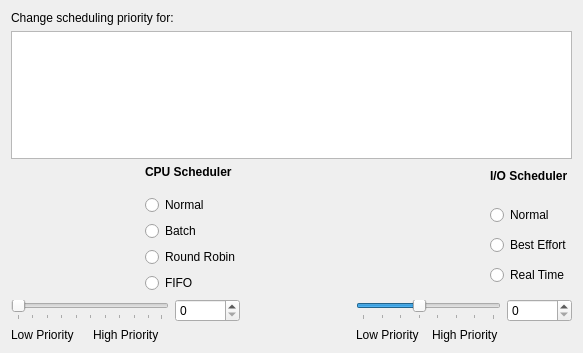
Old version of the form libs/libksysguard/processui/ReniceDlgUi.ui in the repository RJVB/kdm5.
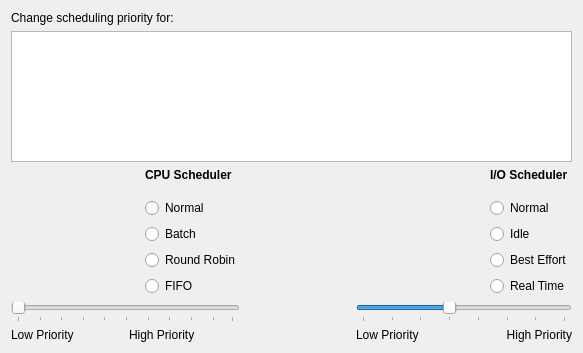
New version of the form. Icons and pictures are not drawn.

Commit message: Getting closer to a working renice dialog

Diff of the .ui file:
```diff
--- a/libs/libksysguard/processui/ReniceDlgUi.ui
+++ b/libs/libksysguard/processui/ReniceDlgUi.ui
@@ -231,6 +231,26 @@
          </property>
         </widget>
        </item>
+       <item>
+        <widget class="QRadioButton" name="radioIONormal" >
+         <property name="toolTip" >
+          <string>&lt;html>&lt;head>&lt;meta name="qrichtext" content="1" />&lt;style type="text/css">
+p, li { white-space: pre-wrap; }
+&lt;/style>&lt;/head>&lt;body style=" font-family:'Sans Serif'; font-size:9pt; font-weight:400; font-style:normal;">
+&lt;p style=" margin-top:0px; margin-bottom:0px; margin-left:0px; margin-right:0px; -qt-block-indent:0; text-indent:0px;">Processes priority is based on the CPU priority&lt;/p>&lt;/body>&lt;/html></string>
+         </property>
+         <property name="whatsThis" >
+          <string>&lt;html>&lt;head>&lt;meta name="qrichtext" content="1" />&lt;style type="text/css">
+p, li { white-space: pre-wrap; }
+&lt;/style>&lt;/head>&lt;body style=" font-family:'Sans Serif'; font-size:9pt; font-weight:400; font-style:normal;">
+&lt;p style=" margin-top:0px; margin-bottom:0px; margin-left:0px; margin-right:0px; -qt-block-indent:0; text-indent:0px;">&lt;span style=" font-weight:600;">Normal Scheduling&lt;/span>&lt;/p>
+&lt;p style=" margin-top:0px; margin-bottom:0px; margin-left:0px; margin-right:0px; -qt-block-indent:0; text-indent:0px;">This is the same as &lt;span style=" font-weight:600;">Best Effort&lt;/span> scheduling, except that the priority is calculated automatically based on the CPU priority.  Processes with a higher priority will take priority for access to the hard disk.  Programs running at the same &lt;span style=" font-weight:600;">Best Effort/Normal&lt;/span> priority are served in a &lt;span style=" font-weight:600;">Round Robin&lt;/span> fashion.&lt;/p>&lt;/body>&lt;/html></string>
+         </property>
+         <property name="text" >
+          <string>Normal</string>
+         </property>
+        </widget>
+       </item>
        <item>
         <widget class="QRadioButton" name="radioIdle" >
          <property name="toolTip" >
@@ -247,7 +267,7 @@
 &lt;p style=" margin-top:0px; margin-bottom:0px; margin-left:0px; margin-right:0px; -qt-block-indent:0; text-indent:0px;">A  program running with &lt;span style=" font-weight:600;">Normal&lt;/span> I/O priority will only get disk time when no other program has asked for disk I/O for a defined grace period. The impact of &lt;span style=" font-weight:600;">Normal&lt;/span> I/O processes on normal system activity should be zero. Priority is not applicable to this scheduling class.&lt;/p>&lt;/body>&lt;/html></string>
          </property>
          <property name="text" >
-          <string>Normal</string>
+          <string>Idle</string>
          </property>
         </widget>
        </item>
@@ -305,22 +325,6 @@
          </property>
         </widget>
        </item>
-       <item row="0" column="2" >
-        <widget class="QSpinBox" name="spinCPU" >
-         <property name="minimumSize" >
-          <size>
-           <width>65</width>
-           <height>23</height>
-          </size>
-         </property>
-         <property name="maximumSize" >
-          <size>
-           <width>65</width>
-           <height>23</height>
-          </size>
-         </property>
-        </widget>
-       </item>
        <item row="1" column="0" >
         <widget class="QLabel" name="lblCpuLow" >
          <property name="text" >
@@ -383,22 +387,6 @@
          </property>
         </widget>
        </item>
-       <item row="0" column="2" >
-        <widget class="QSpinBox" name="spinIO" >
-         <property name="minimumSize" >
-          <size>
-           <width>65</width>
-           <height>23</height>
-          </size>
-         </property>
-         <property name="maximumSize" >
-          <size>
-           <width>65</width>
-           <height>23</height>
-          </size>
-         </property>
-        </widget>
-       </item>
        <item row="1" column="0" >
         <widget class="QLabel" name="lblIOLow" >
          <property name="text" >
@@ -411,6 +399,9 @@
          <property name="text" >
           <string>High Priority</string>
          </property>
+         <property name="alignment" >
+          <set>Qt::AlignRight|Qt::AlignTrailing|Qt::AlignVCenter</set>
+         </property>
         </widget>
        </item>
       </layout>
```
Left out of the diff: 41 changed lines with no effect on the pictures. The commit also changes 3 other files.
